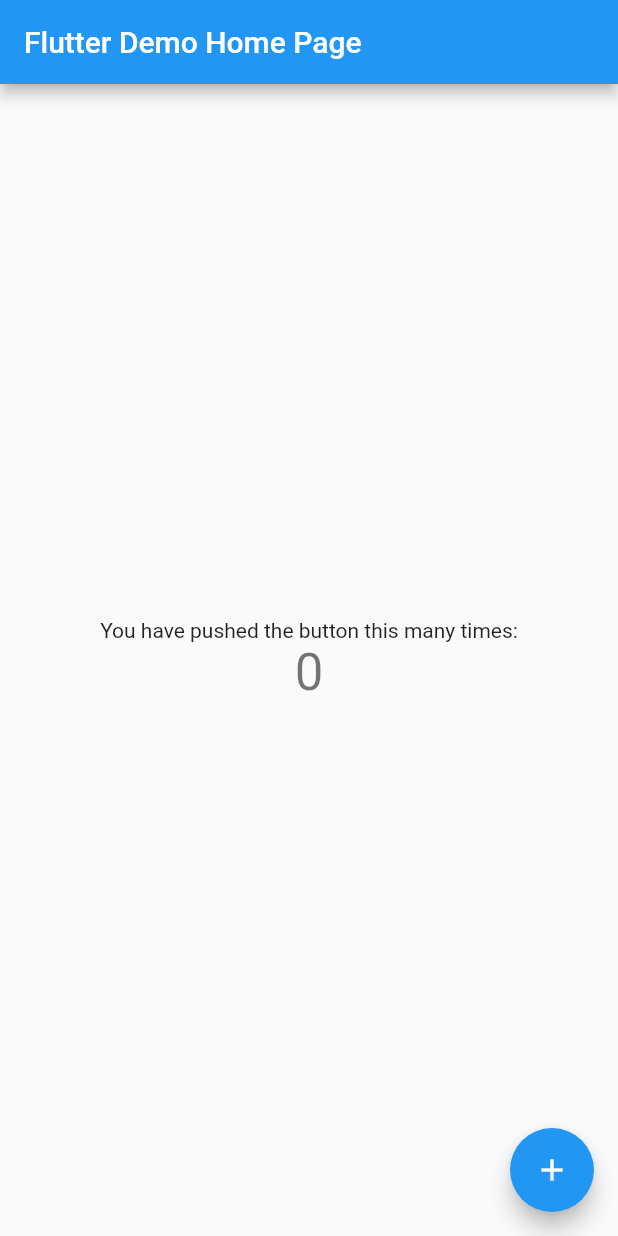
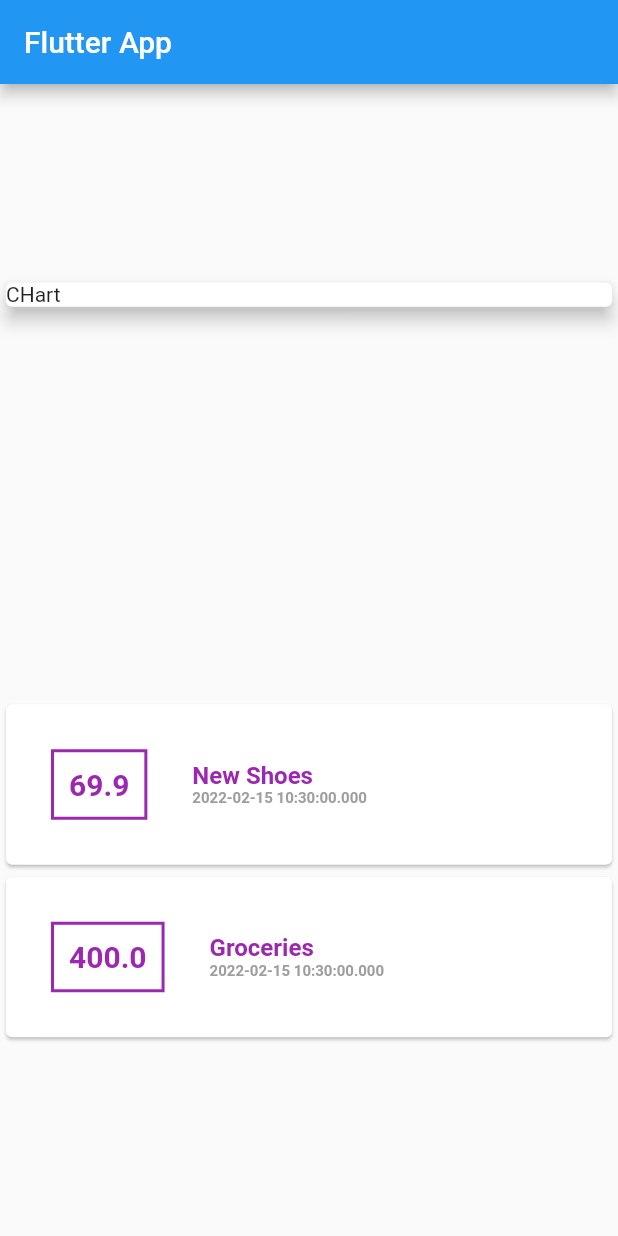
Before and after one commit to Anirudh-rao/ExpensesApp, a Flutter app: the screen it shows after launch, on a phone screen of 412 x 824 dp. Run offline on Flutter 3.47's test engine with Material 2 defaults, Android fonts, the phone set to English and light mode, and no system bars.

Commit message:
Basice UI done

```diff
--- a/lib/main.dart
+++ b/lib/main.dart
@@ -1,115 +1,96 @@
 import 'package:flutter/material.dart';
+import './transaction.dart';
 
-void main() {
-  runApp(const MyApp());
-}
+void main() => runApp(MyApp());
 
 class MyApp extends StatelessWidget {
-  const MyApp({Key? key}) : super(key: key);
-
-  // This widget is the root of your application.
   @override
   Widget build(BuildContext context) {
     return MaterialApp(
-      title: 'Flutter Demo',
-      theme: ThemeData(
-        // This is the theme of your application.
-        //
-        // Try running your application with "flutter run". You'll see the
-        // application has a blue toolbar. Then, without quitting the app, try
-        // changing the primarySwatch below to Colors.green and then invoke
-        // "hot reload" (press "r" in the console where you ran "flutter run",
-        // or simply save your changes to "hot reload" in a Flutter IDE).
-        // Notice that the counter didn't reset back to zero; the application
-        // is not restarted.
-        primarySwatch: Colors.blue,
-      ),
-      home: const MyHomePage(title: 'Flutter Demo Home Page'),
+      title: 'Flutter App',
+      home: MyHomePage(),
     );
   }
 }
 
-class MyHomePage extends StatefulWidget {
-  const MyHomePage({Key? key, required this.title}) : super(key: key);
-
-  // This widget is the home page of your application. It is stateful, meaning
-  // that it has a State object (defined below) that contains fields that affect
-  // how it looks.
-
-  // This class is the configuration for the state. It holds the values (in this
-  // case the title) provided by the parent (in this case the App widget) and
-  // used by the build method of the State. Fields in a Widget subclass are
-  // always marked "final".
-
-  final String title;
-
-  @override
-  State<MyHomePage> createState() => _MyHomePageState();
-}
-
-class _MyHomePageState extends State<MyHomePage> {
-  int _counter = 0;
-
-  void _incrementCounter() {
-    setState(() {
-      // This call to setState tells the Flutter framework that something has
-      // changed in this State, which causes it to rerun the build method below
-      // so that the display can reflect the updated values. If we changed
-      // _counter without calling setState(), then the build method would not be
-      // called again, and so nothing would appear to happen.
-      _counter++;
-    });
-  }
-
+class MyHomePage extends StatelessWidget {
+  final List<Transaction> transactions = [
+    Transaction(
+        id: 't1', Title: 'New Shoes', Amount: 69.90, date: DateTime.now()),
+    Transaction(id: 't2', Title: 'Groceries', Amount: 400, date: DateTime.now())
+  ];
   @override
   Widget build(BuildContext context) {
-    // This method is rerun every time setState is called, for instance as done
-    // by the _incrementCounter method above.
-    //
-    // The Flutter framework has been optimized to make rerunning build methods
-    // fast, so that you can just rebuild anything that needs updating rather
-    // than having to individually change instances of widgets.
     return Scaffold(
       appBar: AppBar(
-        // Here we take the value from the MyHomePage object that was created by
-        // the App.build method, and use it to set our appbar title.
-        title: Text(widget.title),
+        title: Text('Flutter App'),
       ),
-      body: Center(
-        // Center is a layout widget. It takes a single child and positions it
-        // in the middle of the parent.
-        child: Column(
-          // Column is also a layout widget. It takes a list of children and
-          // arranges them vertically. By default, it sizes itself to fit its
-          // children horizontally, and tries to be as tall as its parent.
-          //
-          // Invoke "debug painting" (press "p" in the console, choose the
-          // "Toggle Debug Paint" action from the Flutter Inspector in Android
-          // Studio, or the "Toggle Debug Paint" command in Visual Studio Code)
-          // to see the wireframe for each widget.
-          //
-          // Column has various properties to control how it sizes itself and
-          // how it positions its children. Here we use mainAxisAlignment to
-          // center the children vertically; the main axis here is the vertical
-          // axis because Columns are vertical (the cross axis would be
-          // horizontal).
-          mainAxisAlignment: MainAxisAlignment.center,
-          children: <Widget>[
-            const Text(
-              'You have pushed the button this many times:',
+      body: Column(
+        mainAxisAlignment: MainAxisAlignment.spaceAround,
+        crossAxisAlignment: CrossAxisAlignment.stretch,
+        children: <Widget>[
+          Container(
+            width: double.infinity,
+            child: Card(
+              child: Text('CHart'),
+              elevation: 5,
             ),
-            Text(
-              '$_counter',
-              style: Theme.of(context).textTheme.headline4,
-            ),
-          ],
-        ),
+          ),
+          Column(
+            //We are mapping transactions to the widget
+            //We also use tolist to ensure that the output is a list
+            //Since map() function produces a map i.e key value pair
+            children: transactions.map((tx) {
+              //Tx is a function that returns a widget
+              //in our case a Card
+              return Card(
+                //we can acess the tx values from here
+                child: Row(
+                  children: <Widget>[
+                    Container(
+                      margin: EdgeInsets.symmetric(
+                        vertical: 30,
+                        horizontal: 30,
+                      ),
+                      decoration: BoxDecoration(
+                          border: Border.all(color: Colors.purple, width: 2)),
+                      padding: EdgeInsets.all(10),
+                      //Double needs to be converted to a String
+                      child: Text(
+                        tx.Amount.toString(),
+                        style: TextStyle(
+                            fontWeight: FontWeight.bold,
+                            fontSize: 20,
+                            color: Colors.purple),
+                      ),
+                    ),
+                    Column(
+                      //Alligns from left to right
+                      crossAxisAlignment: CrossAxisAlignment.start,
+                      children: <Widget>[
+                        Text(
+                          tx.Title,
+                          style: TextStyle(
+                              fontSize: 16,
+                              fontWeight: FontWeight.bold,
+                              color: Colors.purple),
+                        ),
+                        Text(
+                          tx.date.toString(),
+                          style: TextStyle(
+                              fontSize: 10,
+                              fontWeight: FontWeight.bold,
+                              color: Colors.grey),
+                        ),
+                      ],
+                    )
+                  ],
+                ),
+              );
+            }).toList(),
+          ),
+        ],
       ),
-      floatingActionButton: FloatingActionButton(
-        onPressed: _incrementCounter,
-        tooltip: 'Increment',
-        child: const Icon(Icons.add),
-      ), // This trailing comma makes auto-formatting nicer for build methods.
     );
   }
 }
--- /dev/null
+++ b/lib/transaction.dart
@@ -0,0 +1,18 @@
+import 'package:flutter/cupertino.dart';
+import 'package:flutter/foundation.dart';
+
+class Transaction {
+  final String id;
+  final String Title;
+  final double Amount;
+  final DateTime date;
+
+  //Constructor
+  Transaction({
+    //@required ensure that all four parameters are filled in
+    @required this.id,
+    @required this.Title,
+    @required this.Amount,
+    @required this.date,
+  });
+}
```
Also changed, not shown: pubspec.yaml (+3 -16 lines), pubspec.lock.
